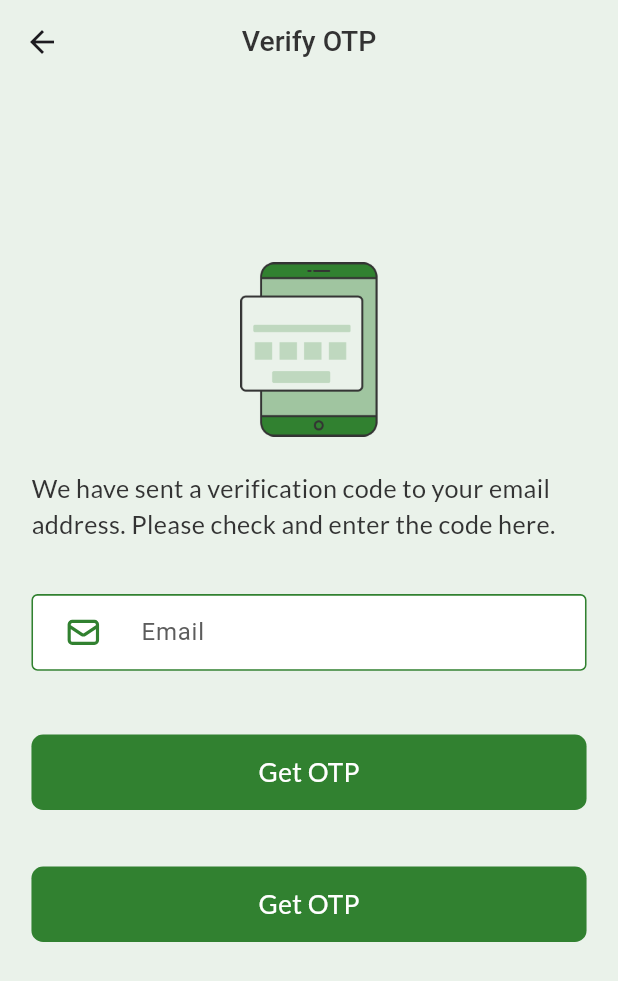
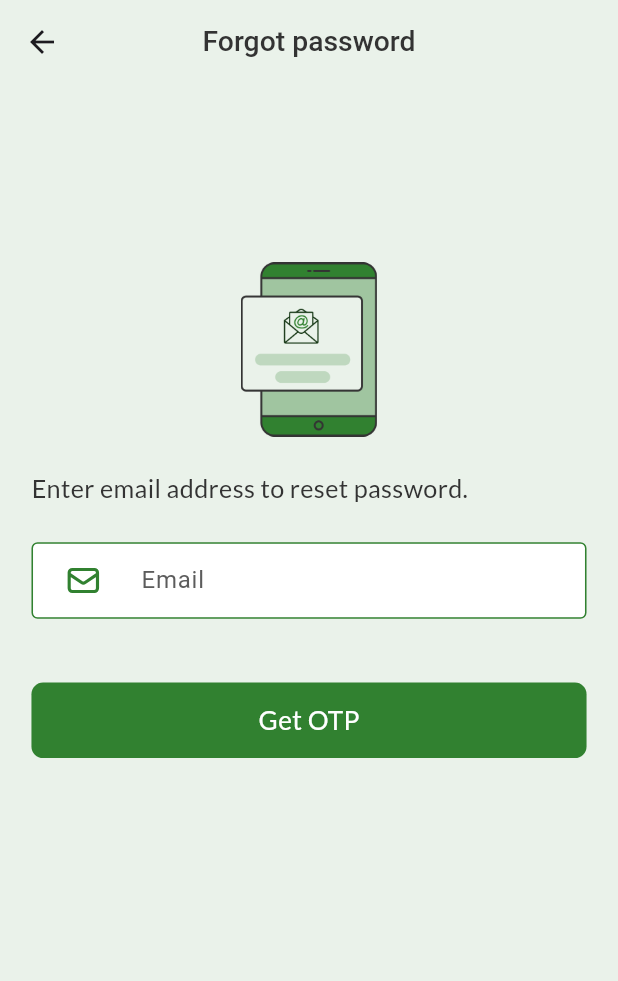
Before and after one commit to mrswapon/Spotlyt-Task, a Flutter app: the ForgotPasswordScreen screen opened by its route, on a phone screen of 412 x 824 dp. Shown: the top 981 px of the screen. Run offline on Flutter 3.47's test engine with Material 3 defaults, Android fonts, the phone set to English and light mode, and no system bars; our stand-ins replace curved_labeled_navigation_bar, flutter_screenutil, flutter_svg, get, pin_code_fields; Roboto replaces fonts that are missing (Lato/M 18, Lato/R 16).

Commit message:
Forgot Password Screen and Reset Password Screen done

```diff
--- a/lib/routes/app_routes.dart
+++ b/lib/routes/app_routes.dart
@@ -1,5 +1,6 @@
 import 'package:get/get.dart';
 import '../views/screens/auth/forgotPasswordScreen/forgot_password_screen.dart';
+import '../views/screens/auth/resetPasswordScreen/reset_password_screen.dart';
 import '../views/screens/auth/selectroleScreen/selectrole_screen.dart';
 import '../views/screens/auth/signInScreen/sign_in_screen.dart';
 import '../views/screens/auth/signUpScreen/sign_up_screen.dart';
@@ -15,6 +16,7 @@ class AppRoutes {
   static const String servicesScreen = "/ServicesScreen.dart";
   static const String bottomNavBar = "/BottomNavBar.dart";
   static const String forgotPasswordScreen = "/forgot_password_screen.dart";
+  static const String resetPasswordScreen = "/reset_password_screen.dart";
 
   static List<GetPage> get routes => [
         GetPage(name: selectroleScreen, page: () => SelectroleScreen()),
@@ -24,5 +26,6 @@ class AppRoutes {
         GetPage(name: servicesScreen, page: () => ServicesScreen()),
         GetPage(name: bottomNavBar, page: () => BottomNavBar()),
         GetPage(name: forgotPasswordScreen, page: () => ForgotPasswordScreen()),
+        GetPage(name: resetPasswordScreen, page: () => ResetPasswordScreen()),
       ];
 }
--- a/lib/utils/app_images.dart
+++ b/lib/utils/app_images.dart
@@ -12,5 +12,7 @@ class AppImages{
   static const String cardBgImage = "$path/cardBgImage.png";
   static const String appLogo = "$path/appLogo.png";
   static const String passwordOutline = "$path/password_outline.png";
+  static const String mailOutline = "$path/mail_outline.png";
+  static const String setPasswordOutline = "$path/setpassword_outline.png";
 
 }
--- a/lib/utils/app_strings.dart
+++ b/lib/utils/app_strings.dart
@@ -1,7 +1,6 @@
-
 class AppString {
   static const String requestForServices = "Request For Services";
-   //==========================> Selectrole Screen <=============================
+  //==========================> Selectrole Screen <=============================
   static String areYouLooking = "Are you looking to a task (requester)?";
   static String orToEarn = "Or, to earn by completing tasks (tasker)?";
   static String requester = "Requester";
@@ -22,7 +21,8 @@ class AppString {
 
   //==========================> Verify OTP Screen <=============================
   static String verifyOTP = "Verify OTP";
-  static String weHaveSent = "We have sent a verification code to your email address. Please check and enter the code here.";
+  static String weHaveSent =
+      "We have sent a verification code to your email address. Please check and enter the code here.";
   static String didntRecieve = "Didn’t recieve the code?";
   static String resend = "Resend";
   static String verify = "Verify";
@@ -38,9 +38,14 @@ class AppString {
   static String enterEmail = "Enter email address to reset password.";
   static String getOTP = "Get OTP";
 
+//==========================> Reset password Screen <=============================
+  static String resetpassword = "Reset password";
+  static String resetPassword = "Reset Password";
+  static String setNewPassword = "Set new Password";
+  static String confirmPassword = "Confirm Password";
 
   ///----------------------------services screen----------------------------------------->
   static String requestForService = "Request for a Service";
-  static String selectCategoryThatYouWantService = "Select Category that you want service for";
-
+  static String selectCategoryThatYouWantService =
+      "Select Category that you want service for";
 }
--- a/lib/views/screens/auth/forgotPasswordScreen/InnerWidget/forgot_form.dart
+++ b/lib/views/screens/auth/forgotPasswordScreen/InnerWidget/forgot_form.dart
@@ -28,7 +28,6 @@ class _ForgotFormState extends State<ForgotForm> {
           child: Column(
             crossAxisAlignment: CrossAxisAlignment.end,
             children: [
-              SizedBox(height: 11.h),
               //===============================> Email Text-field <===============================
               CustomTextField(
                 contenpaddingHorizontal: 16.w,
@@ -49,7 +48,7 @@ class _ForgotFormState extends State<ForgotForm> {
                   title: AppString.getOTP,
                   onpress: () {
                     if (_formKey.currentState!.validate()) {
-                      Get.offAllNamed(AppRoutes.verifyOtpScreen);
+                      Get.toNamed(AppRoutes.resetPasswordScreen);
                     }
                   }),
             ],
@@ -61,8 +60,8 @@ class _ForgotFormState extends State<ForgotForm> {
 
   //===============================> Custom Icons Method <===============================
   _customIcons(
-      String icon,
-      ) {
+    String icon,
+  ) {
     return Padding(
       padding: EdgeInsets.symmetric(horizontal: 21.w),
       child: SvgPicture.asset(
--- a/lib/views/screens/auth/forgotPasswordScreen/forgot_password_screen.dart
+++ b/lib/views/screens/auth/forgotPasswordScreen/forgot_password_screen.dart
@@ -1,11 +1,7 @@
 import 'package:flutter/material.dart';
 import 'package:flutter_screenutil/flutter_screenutil.dart';
-import 'package:get/get.dart';
-
-import '../../../../routes/app_routes.dart';
 import '../../../../utils/app_images.dart';
 import '../../../../utils/app_strings.dart';
-import '../../../widgets/custom_button.dart';
 import '../../../widgets/custom_text.dart';
 import 'InnerWidget/forgot_form.dart';
 
@@ -19,7 +15,7 @@ class ForgotPasswordScreen extends StatelessWidget {
       //===============================> AppBar Section <===============================
       appBar: AppBar(
         title: CustomText(
-          text: AppString.verifyOTP,
+          text: AppString.forgotpassword,
           fontName: 'Lato/M 18',
           fontsize: 18.sp,
           fontWeight: FontWeight.w500,
@@ -31,31 +27,25 @@ class ForgotPasswordScreen extends StatelessWidget {
         child: Padding(
           padding: EdgeInsets.symmetric(horizontal: 20.w),
           child: Column(
-            crossAxisAlignment: CrossAxisAlignment.center,
+            crossAxisAlignment: CrossAxisAlignment.start,
             children: [
               //=================================> PasswordOutline Image Section <===============================
               SizedBox(height: 123.h),
               Center(
-                  child: Image.asset(AppImages.passwordOutline,
+                  child: Image.asset(AppImages.mailOutline,
                       width: 94.5.w, height: 120.h)),
               SizedBox(height: 24.h),
               CustomText(
                 textAlign: TextAlign.start,
                 maxline: 5,
-                text: AppString.weHaveSent,
+                text: AppString.enterEmail,
                 fontName: 'Lato',
                 fontsize: 16.sp,
               ),
               //=================================> PinCodeField Section <===============================
               SizedBox(height: 24.h),
               ForgotForm(),
-              //=================================> Didn’t recieve the code? Section <===============================
 
-              //=================================>  Section <===============================
-              SizedBox(height: 39.h),
-              CustomButton(title: AppString.getOTP, onpress: () {
-                Get.toNamed(AppRoutes.signInScreen);
-              })
             ],
           ),
         ),
```
Also changed, not shown: lib/views/screens/auth/resetPasswordScreen/InnerWidget/reset_form.dart (added, +128 -0 lines), lib/views/screens/auth/resetPasswordScreen/reset_password_screen.dart (renamed from lib/views/screens/auth/signInScreen/sign_in_screen.dart, +12 -10 lines), lib/views/screens/auth/signInScreen/InnerWidget/text_form_section.dart (+5 -6 lines), assets/images/mail_outline.png (added), assets/images/setpassword_outline.png (added).
